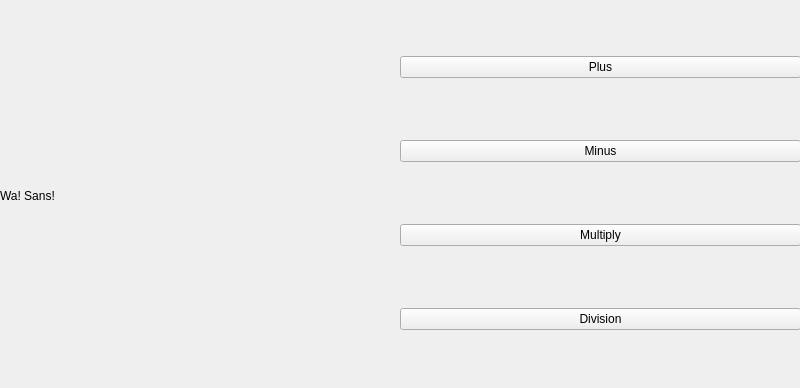
CAU-OOP-2022-7EVEN/OOP_Assignment_2, file QT_UI/mainmenu.ui: the form before one commit.
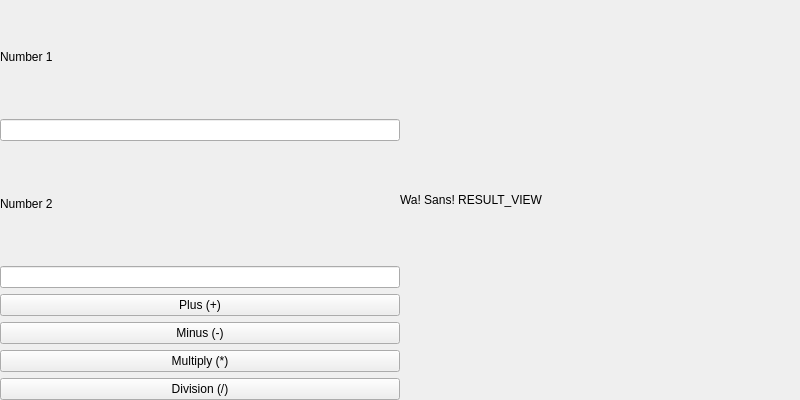
The form after the commit.

Commit message: Update MainMenu UI : Added Elements / Applied Layout from QT Creator

```diff
--- a/QT_UI/mainmenu.ui
+++ b/QT_UI/mainmenu.ui
@@ -7,66 +7,86 @@
                 <x>0</x>
                 <y>0</y>
                 <width>800</width>
-                <height>388</height>
+                <height>400</height>
             </rect>
         </property>
         <property name="windowTitle">
             <string>MainMenu</string>
         </property>
-        <widget class="QWidget" name="horizontalLayoutWidget">
-            <property name="geometry">
-                <rect>
-                    <x>0</x>
-                    <y>0</y>
-                    <width>801</width>
-                    <height>391</height>
-                </rect>
-            </property>
-            <layout class="QHBoxLayout" name="horizontalLayout">
-                <item>
-                    <widget class="QLabel" name="label">
-                        <property name="text">
-                            <string>Wa! Sans!</string>
-                        </property>
-                    </widget>
-                </item>
-            </layout>
-        </widget>
         <widget class="QWidget" name="verticalLayoutWidget">
             <property name="geometry">
                 <rect>
                     <x>400</x>
                     <y>0</y>
-                    <width>401</width>
-                    <height>389</height>
+                    <width>400</width>
+                    <height>400</height>
                 </rect>
             </property>
             <layout class="QVBoxLayout" name="verticalLayout">
                 <item>
+                    <widget class="QLabel" name="label_3">
+                        <property name="text">
+                            <string>Wa! Sans! RESULT_VIEW</string>
+                        </property>
+                    </widget>
+                </item>
+            </layout>
+        </widget>
+        <widget class="QWidget" name="verticalLayoutWidget_2">
+            <property name="geometry">
+                <rect>
+                    <x>0</x>
+                    <y>0</y>
+                    <width>400</width>
+                    <height>400</height>
+                </rect>
+            </property>
+            <layout class="QVBoxLayout" name="verticalLayout_2">
+                <item>
+                    <widget class="QLabel" name="label">
+                        <property name="text">
+                            <string>Number 1</string>
+                        </property>
+                    </widget>
+                </item>
+                <item>
+                    <widget class="QLineEdit" name="lineEdit"/>
+                </item>
+                <item>
+                    <widget class="QLabel" name="label_2">
+                        <property name="text">
+                            <string>Number 2</string>
+                        </property>
+                    </widget>
+                </item>
+                <item>
+                    <widget class="QLineEdit" name="lineEdit_2"/>
+                </item>
+                <item>
                     <widget class="QPushButton" name="pushButton_2">
                         <property name="text">
-                            <string>Plus</string>
-                        </property>
-                    </widget>
-                </item>
-                <item>
-                    <widget class="QPushButton" name="pushButton_4">
-                        <property name="text">
-                            <string>Minus</string>
+                            <string>Plus (+)</string>
                         </property>
                     </widget>
                 </item>
                 <item>
                     <widget class="QPushButton" name="pushButton_3">
                         <property name="text">
-                            <string>Multiply</string>
+                            <string>Minus (-)</string>
+                        </property>
+                    </widget>
+                </item>
+                <item>
+                    <widget class="QPushButton" name="pushButton_4">
+                        <property name="text">
+                            <string>Multiply (*)</string>
                         </property>
                     </widget>
                 </item>
                 <item>
                     <widget class="QPushButton" name="pushButton">
                         <property name="text">
-                            <string>Division</string>
+                            <string>Division (/)</string>
                         </property>
                     </widget>
                 </item>
```
The commit also changes 1 other file.
